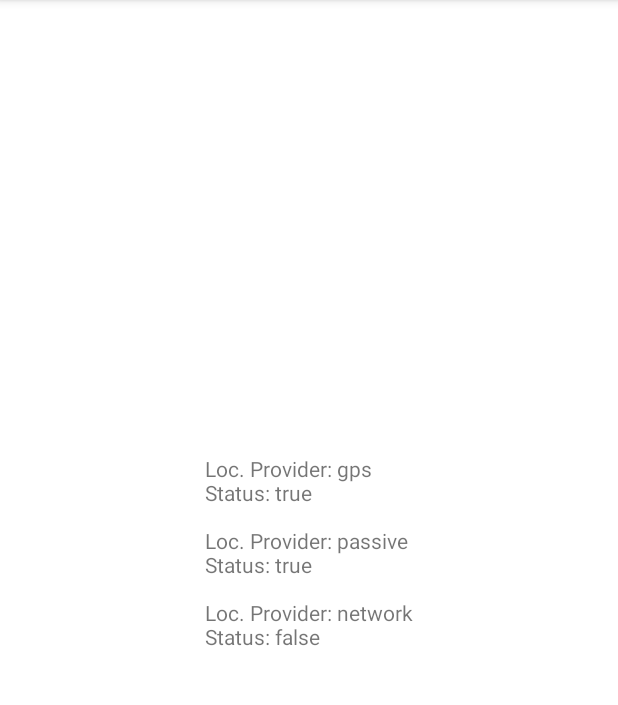
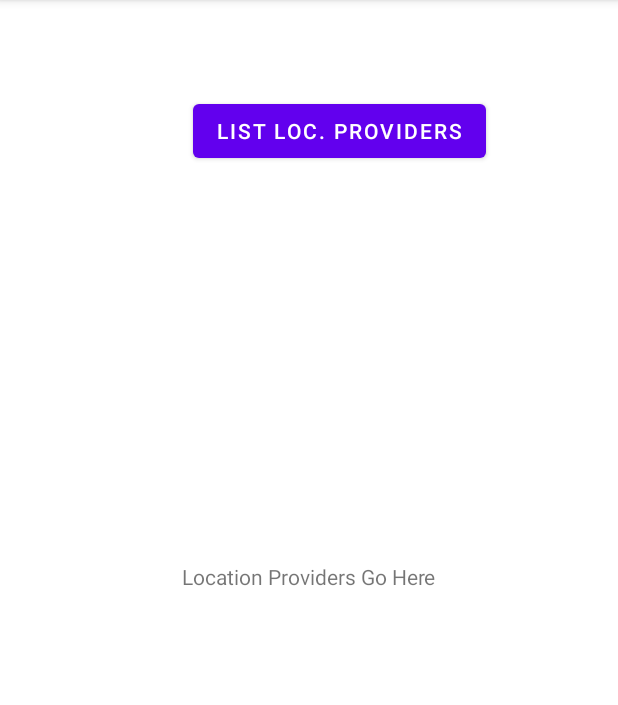
Before and after one commit to CHOI-MIN-JIN/LocProviderList, an Android app: the screen it shows after launch (LocProviderListActivity), on a phone screen of 412 x 824 dp, the part 84-789 px from its top. Run offline under Robolectric (Android 15) with nearby library versions, the phone set to English and light mode, and no system bars.

Commit message:
added button

```diff
--- a/app/src/main/java/com/smpexample/locproviderlist/LocProviderListActivity.java
+++ b/app/src/main/java/com/smpexample/locproviderlist/LocProviderListActivity.java
@@ -4,6 +4,8 @@ import androidx.appcompat.app.AppCompatActivity;
 
 import android.location.LocationManager;
 import android.os.Bundle;
+import android.view.View;
+import android.widget.Button;
 import android.widget.TextView;
 
 import java.util.List;
@@ -12,6 +14,7 @@ public class LocProviderListActivity extends AppCompatActivity {
     TextView mTextView;
     LocationManager locMgr;
     List<String> locProviders;
+    Button mButton;
 
     @Override
     protected void onCreate(Bundle savedInstanceState) {
@@ -19,8 +22,11 @@ public class LocProviderListActivity extends AppCompatActivity {
         setContentView(R.layout.activity_main);
 
         mTextView = findViewById(R.id.txtOutput);
+        mButton = findViewById(R.id.button);
+        mButton.setOnClickListener(new View.OnClickListener() {
+            @Override
+            public void onClick(View v) {
                 locMgr = (LocationManager) getSystemService(LOCATION_SERVICE);
-
                 locProviders = locMgr.getAllProviders();
 
                 String s = "";
@@ -30,4 +36,8 @@ public class LocProviderListActivity extends AppCompatActivity {
                 }
                 mTextView.setText(s);
             }
+        });
+
+
     }
+}
--- a/app/src/main/res/layout/activity_main.xml
+++ b/app/src/main/res/layout/activity_main.xml
@@ -16,4 +16,14 @@
         app:layout_constraintRight_toRightOf="parent"
         app:layout_constraintTop_toTopOf="parent" />
 
+    <Button
+        android:id="@+id/button"
+        android:layout_width="wrap_content"
+        android:layout_height="wrap_content"
+        android:layout_marginTop="63dp"
+        android:layout_marginEnd="88dp"
+        android:text="list loc. providers"
+        app:layout_constraintEnd_toEndOf="parent"
+        app:layout_constraintTop_toTopOf="parent" />
+
 </androidx.constraintlayout.widget.ConstraintLayout>
```
Lines whose indentation alone changed are shown as unchanged.
